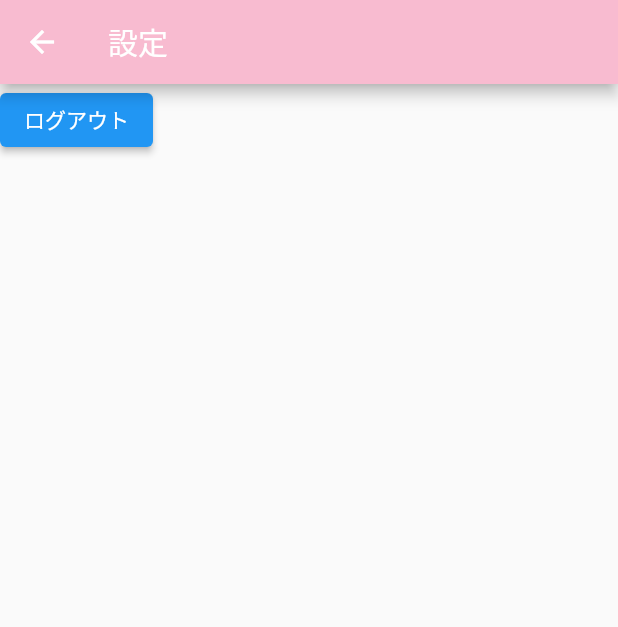
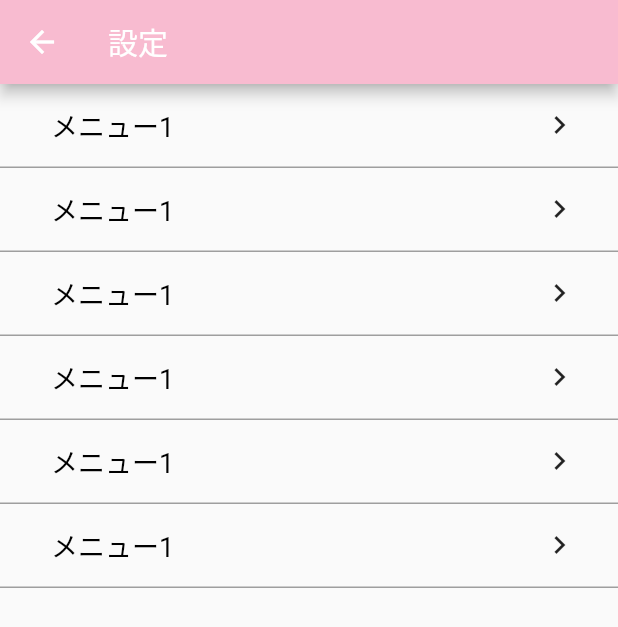
Before and after one commit to mqkotoo/deadline_management_app, a Flutter app: the SettingScreen screen opened by its route, on a phone screen of 412 x 824 dp. Shown: the top 627 px of the screen. Run offline on Flutter 3.47's test engine with Material 2 defaults, Android fonts, the phone set to English and light mode, and no system bars; our stand-ins replace cloud_firestore, firebase_auth, firebase_core, flutter_hooks, hooks_riverpod, modal_progress_hud_nsn and 2 more; accounts and stored records are empty.

Commit message:
prepare setting screen listview

```diff
--- a/lib/screens/setting_screen.dart
+++ b/lib/screens/setting_screen.dart
@@ -6,6 +6,8 @@ class SettingScreen extends StatelessWidget {
   static const String id = 'setting';
   final _auth = FirebaseAuth.instance;
 
+  final items = ['アカウント','通知','テーマ着せ替え','設定をリセットする'];
+
   @override
   Widget build(BuildContext context) {
     return Scaffold(
@@ -13,21 +15,68 @@ class SettingScreen extends StatelessWidget {
         backgroundColor: Theme.of(context).primaryColor,
         title: Text('設定'),
       ),
-      body: ElevatedButton(
-        style: ButtonStyle(
-            // backgroundColor: Theme.of(context).primaryColor,
-            ),
-        child: Text('ログアウト'),
-        onPressed: () {
-          _auth.signOut();
-
-          // 全画面ポップしてWELCOME画面を表示する
-          Navigator.of(context)
-              .pushNamedAndRemoveUntil(WelcomeScreen.id, (route) => false);
-
-          print("ログアウトしました");
-        },
+      body:  ListView(
+          children: [
+            _menuItem(title: "メニュー1", icon: Icon(Icons.navigate_next),onPress: () => print('onPressed')),
+            _menuItem(title: "メニュー1", icon: Icon(Icons.navigate_next),onPress: () => print('onPressed')),
+            _menuItem(title: "メニュー1", icon: Icon(Icons.navigate_next),onPress: () => print('onPressed')),
+            _menuItem(title: "メニュー1", icon: Icon(Icons.navigate_next),onPress: () => print('onPressed')),
+            _menuItem(title: "メニュー1", icon: Icon(Icons.navigate_next),onPress: () => print('onPressed')),
+            _menuItem(title: "メニュー1", icon: Icon(Icons.navigate_next),onPress: () => print('onPressed')),
+          ]
       ),
     );
   }
+  Widget _menuItem({required String title, required Icon icon,required Function onPress}) {
+    return GestureDetector(
+      child:Container(
+          padding: EdgeInsets.all(14.0),
+          decoration: new BoxDecoration(
+              border: new Border(bottom: BorderSide(width: 1.0, color: Colors.grey))
+          ),
+          child: Row(
+            children: [
+              SizedBox(
+                width: 20,
+              ),
+              Expanded(
+                child: Text(
+                  title,
+                  style: TextStyle(
+                      fontSize: 18,
+                      color: Colors.black
+                  ),
+                ),
+              ),
+              // SizedBox(
+              //   width: 220,
+              // ),
+              Padding(
+                padding: const EdgeInsets.fromLTRB(0,0,13,0),
+                child: icon,
+              ),
+            ],
+          )
+      ),
+      onTap: () {
+        onPress;
+      },
+    );
+  }
 }
+
+// ElevatedButton(
+// style: ButtonStyle(
+// // backgroundColor: Theme.of(context).primaryColor,
+// ),
+// child: Text('ログアウト'),
+// onPressed: () {
+// _auth.signOut();
+//
+// // 全画面ポップしてWELCOME画面を表示する
+// Navigator.of(context)
+//     .pushNamedAndRemoveUntil(WelcomeScreen.id, (route) => false);
+//
+// print("ログアウトしました");
+// },
+// ),
```
Also changed, not shown: lib/screens/welcome_screen.dart (+5 -4 lines).
